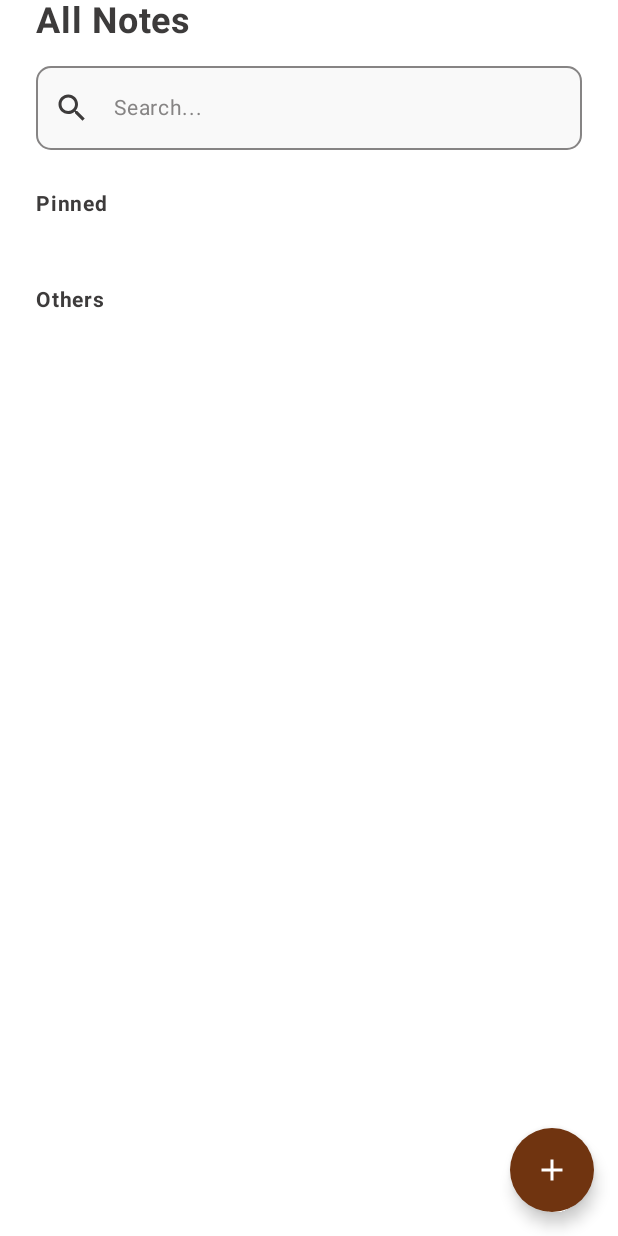
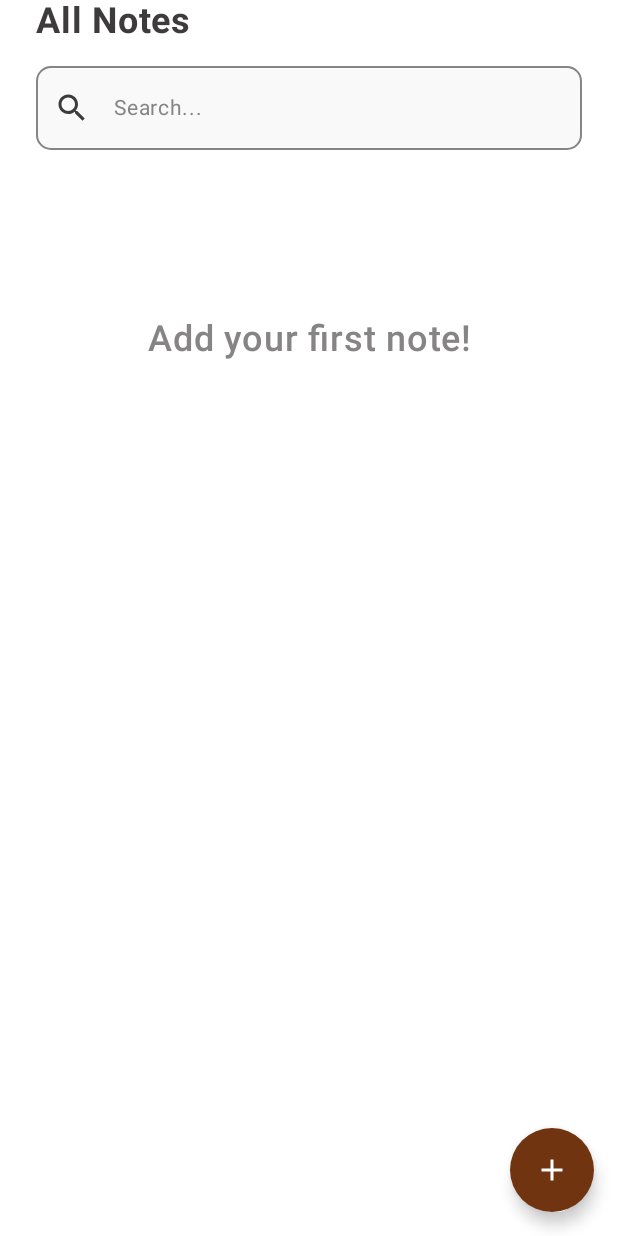
Before and after one commit to Wagonee/NotePad, an Android app built with Jetpack Compose: the screen it shows after launch (MainActivity), on a phone screen of 412 x 824 dp. Run offline under Robolectric (Android 15) with nearby library versions, the phone set to English and light mode, and no system bars.

Commit message:
main notes screen fixes, tips added

```diff
--- a/app/src/main/java/com/example/notepad/presentation/screens/notes/NotesScreen.kt
+++ b/app/src/main/java/com/example/notepad/presentation/screens/notes/NotesScreen.kt
@@ -1,11 +1,13 @@
 package com.example.notepad.presentation.screens.notes
 
 
+import android.R
 import androidx.compose.foundation.ExperimentalFoundationApi
 import androidx.compose.foundation.background
 import androidx.compose.foundation.border
 import androidx.compose.foundation.combinedClickable
 import androidx.compose.foundation.layout.Arrangement
+import androidx.compose.foundation.layout.Box
 import androidx.compose.foundation.layout.Column
 import androidx.compose.foundation.layout.PaddingValues
 import androidx.compose.foundation.layout.Spacer
@@ -31,10 +33,13 @@ import androidx.compose.material3.TextFieldDefaults
 import androidx.compose.runtime.Composable
 import androidx.compose.runtime.collectAsState
 import androidx.compose.runtime.getValue
+import androidx.compose.ui.Alignment
 import androidx.compose.ui.Modifier
 import androidx.compose.ui.draw.clip
 import androidx.compose.ui.graphics.Color
+import androidx.compose.ui.graphics.Matrix
 import androidx.compose.ui.text.font.FontWeight
+import androidx.compose.ui.text.style.TextAlign
 import androidx.compose.ui.text.style.TextOverflow
 import androidx.compose.ui.unit.dp
 import androidx.compose.ui.unit.sp
@@ -52,7 +57,7 @@ fun NotesScreen(
     onFloatingButtonClick: () -> Unit
 ) {
     val currentState by viewModel.state.collectAsState()
-
+    val notesIsAdded = currentState.pinnedNotes.isNotEmpty() && currentState.otherNotes.isNotEmpty()
     Scaffold(
         modifier = Modifier,
         floatingActionButton = {
@@ -87,7 +92,14 @@ fun NotesScreen(
                     modifier = Modifier.padding(horizontal = 24.dp),
                     query = currentState.query,
                 ) { viewModel.processCommand(NotesCommand.InputSearchQuery(it)) }
+                if (currentState.pinnedNotes.isEmpty() && currentState.otherNotes.isEmpty() && currentState.query.isNotEmpty()) {
+                    Spacer(modifier = Modifier.height(96.dp))
+                    MessageToAdd(modifier = Modifier.padding(horizontal = 48.dp),text = "Add note before search.")
                 }
+            }
+
+            if (notesIsAdded) {
+
                 item {
                     Spacer(modifier = Modifier.height(24.dp))
                 }
@@ -96,6 +108,7 @@ fun NotesScreen(
                     Subtitle(
                         modifier = Modifier.padding(horizontal = 24.dp), text = "Pinned"
                     )
+                }
             }
             item {
                 Spacer(modifier = Modifier.height(16.dp))
@@ -126,6 +139,7 @@ fun NotesScreen(
                     }
                 }
             }
+            if (notesIsAdded) {
                 item {
                     Spacer(modifier = Modifier.height(24.dp))
                 }
@@ -133,6 +147,13 @@ fun NotesScreen(
                 item {
                     Spacer(modifier = Modifier.height(16.dp))
                 }
+            } else if (currentState.query.isEmpty()) {
+                item {
+                    Spacer(modifier = Modifier.height(96.dp))
+                    MessageToAdd(modifier = Modifier.padding(horizontal = 48.dp),text = "Add your first note!")
+                }
+            }
+
             itemsIndexed(currentState.otherNotes, { _, note -> note.id }) { index, note ->
                 NoteCard(
                     modifier = Modifier
@@ -157,7 +178,6 @@ fun NotesScreen(
 
 
 }
-
 
 
 @OptIn(ExperimentalFoundationApi::class)
@@ -277,3 +297,24 @@ private fun Subtitle(
         fontSize = 14.sp
     )
 }
+
+@Composable
+private fun MessageToAdd(
+    modifier: Modifier = Modifier,
+    text: String
+) {
+    Box(
+        modifier = modifier
+            .fillMaxWidth()
+            .padding(horizontal = 24.dp),
+        contentAlignment = Alignment.Center
+    ) {
+        Text(
+            text = text,
+            textAlign = TextAlign.Center,
+            fontSize = 24.sp,
+            color = MaterialTheme.colorScheme.onSurfaceVariant,
+            fontWeight = FontWeight.Medium
+        )
+    }
+}
```
Lines whose indentation alone changed are shown as unchanged.
